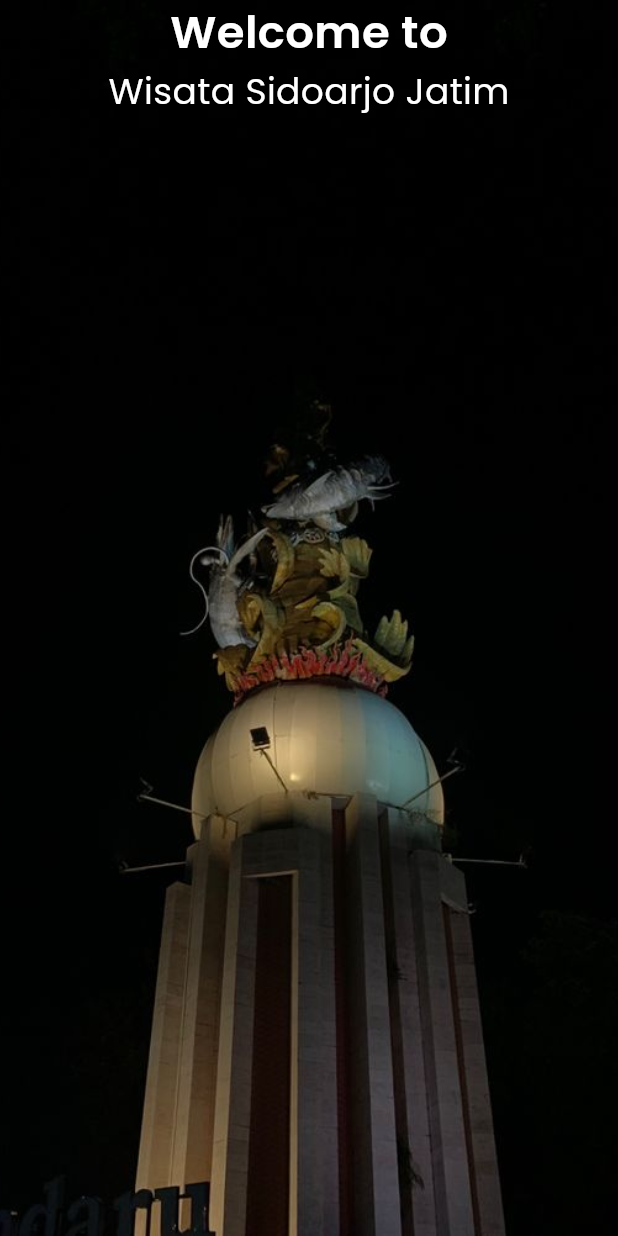
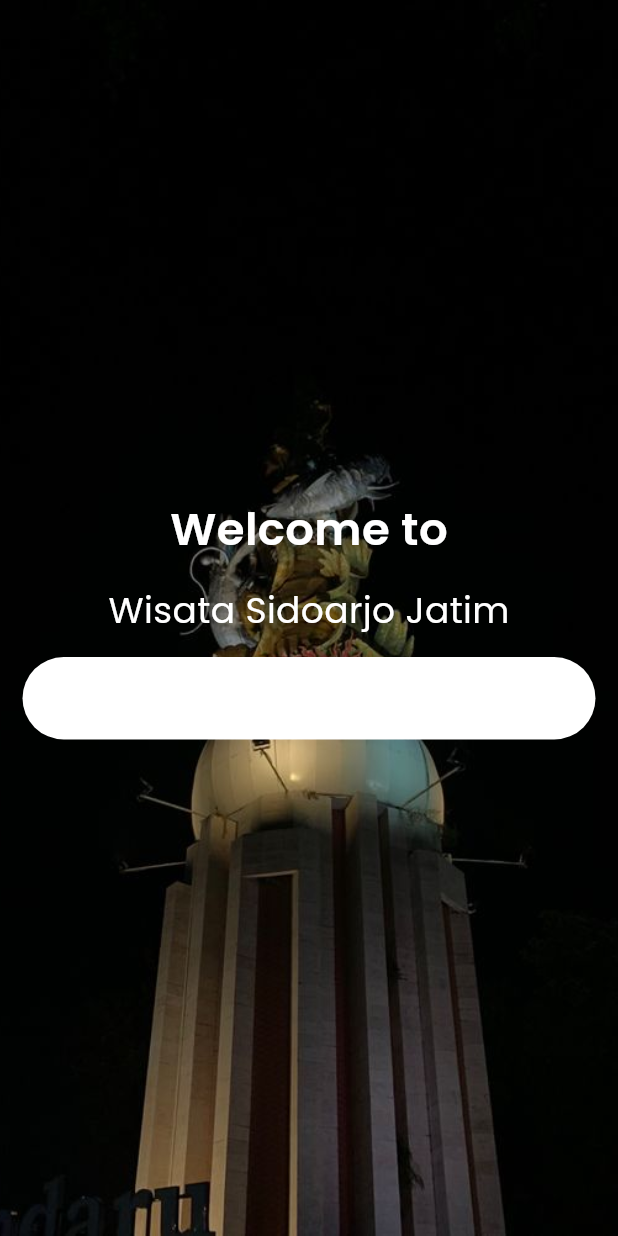
Before and after one commit to dedyputra/wisata_app, a Flutter app: the screen it shows after launch, on a phone screen of 412 x 824 dp. Run offline on Flutter 3.47's test engine with Material 3 defaults, Android fonts, the phone set to English and light mode, and no system bars.

Commit message:
update home Screens

```diff
--- a/lib/screens/home/home_screens.dart
+++ b/lib/screens/home/home_screens.dart
@@ -22,11 +22,15 @@ class _HomeScreensState extends State<HomeScreens> {
             fit: BoxFit.cover,
           ),
 
-          const SafeArea(
+          SafeArea(
             child: Center(
+              child: Padding(
+                padding:
+                    const EdgeInsets.symmetric(vertical: 20, horizontal: 15),
                 child: Column(
+                  mainAxisAlignment: MainAxisAlignment.center,
                   children: [
-                  Text(
+                    const Text(
                       "Welcome to",
                       style: TextStyle(
                         fontSize: 30,
@@ -35,7 +39,10 @@ class _HomeScreensState extends State<HomeScreens> {
                         color: Colors.white,
                       ),
                     ),
-                  Text(
+                    const SizedBox(
+                      height: 15,
+                    ),
+                    const Text(
                       "Wisata Sidoarjo Jatim",
                       style: TextStyle(
                         fontSize: 24,
@@ -43,7 +50,24 @@ class _HomeScreensState extends State<HomeScreens> {
                         color: Colors.white,
                       ),
                     ),
+                    const SizedBox(
+                      height: 15,
+                    ),
+                    // get started container awal
+                    Container(
+                      height: 55,
+                      width: double.infinity,
+                      decoration: BoxDecoration(
+                        color: Colors.white,
+                        borderRadius: BorderRadius.circular(100),
+                      ),
+                      child: Row(
+                        children: [],
+                      ),
+                    ),
+                    // get started container akhir
                   ],
+                ),
               ),
             ),
           ),
--- a/lib/utilities/colors.dart
+++ b/lib/utilities/colors.dart
@@ -1,3 +1,5 @@
+// tinggal panggil variabelnya oke semangat :)
+
 import 'package:flutter/material.dart';
 
 const String kFontFamily = 'Poppins';
```
Lines whose indentation alone changed are shown as unchanged.
